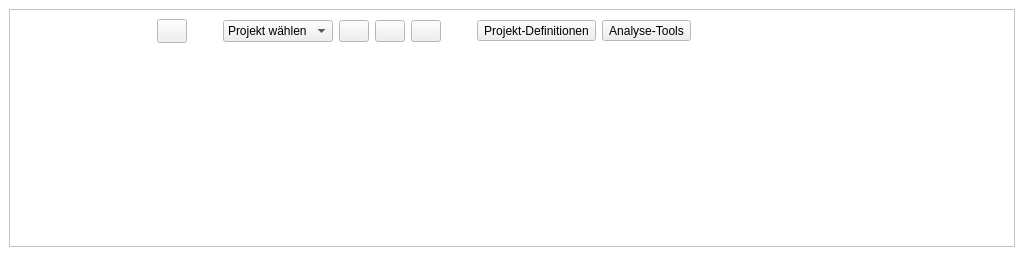
Before: the Qt Designer form projektcheck/ui/ProjektCheck_dockwidget_base.ui in projektcheck/ProjektCheck-QGIS, drawn with Qt 5.
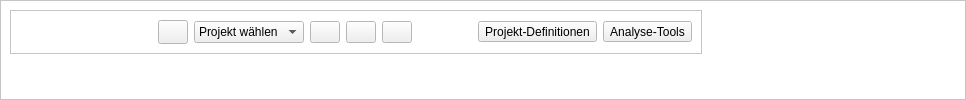
After: the same form once the commit is applied. Icons and pictures are not drawn.

Commit message: style alternative tabs

Patch:
```diff
--- a/projektcheck/ui/ProjektCheck_dockwidget_base.ui
+++ b/projektcheck/ui/ProjektCheck_dockwidget_base.ui
@@ -6,8 +6,8 @@
    <rect>
     <x>0</x>
     <y>0</y>
-    <width>1024</width>
-    <height>256</height>
+    <width>966</width>
+    <height>100</height>
    </rect>
   </property>
   <property name="sizePolicy">
@@ -19,7 +19,13 @@
   <property name="minimumSize">
    <size>
     <width>690</width>
-    <height>96</height>
+    <height>100</height>
+   </size>
+  </property>
+  <property name="maximumSize">
+   <size>
+    <width>524287</width>
+    <height>524287</height>
    </size>
   </property>
   <property name="palette">
@@ -105,36 +111,16 @@
    <string>Projekt-Check // Projekt-Verwaltung</string>
   </property>
   <widget class="QWidget" name="dockWidgetContents">
-   <layout class="QVBoxLayout" name="verticalLayout">
-    <item>
-     <widget class="QFrame" name="frame">
-      <property name="sizePolicy">
-       <sizepolicy hsizetype="Expanding" vsizetype="Expanding">
-        <horstretch>0</horstretch>
-        <verstretch>0</verstretch>
-       </sizepolicy>
-      </property>
-      <property name="minimumSize">
+   <property name="maximumSize">
        <size>
-        <width>56</width>
-        <height>56</height>
-       </size>
-      </property>
-      <property name="frameShape">
-       <enum>QFrame::StyledPanel</enum>
-      </property>
-      <property name="frameShadow">
-       <enum>QFrame::Raised</enum>
-      </property>
-      <layout class="QVBoxLayout" name="verticalLayout_2">
-       <item>
-        <layout class="QHBoxLayout" name="horizontalLayout" stretch="0,0,0,0,0,0,0,0,0,0,0">
-         <property name="spacing">
-          <number>6</number>
-         </property>
-         <property name="sizeConstraint">
-          <enum>QLayout::SetDefaultConstraint</enum>
-         </property>
+     <width>16777215</width>
+     <height>16777215</height>
+    </size>
+   </property>
+   <property name="accessibleName">
+    <string>main-widget</string>
+   </property>
+   <layout class="QGridLayout" name="gridLayout">
          <property name="leftMargin">
           <number>0</number>
          </property>
@@ -147,6 +133,56 @@
          <property name="bottomMargin">
           <number>0</number>
          </property>
+    <property name="horizontalSpacing">
+     <number>0</number>
+    </property>
+    <item row="0" column="0">
+     <widget class="QFrame" name="mainframe">
+      <property name="enabled">
+       <bool>true</bool>
+      </property>
+      <property name="sizePolicy">
+       <sizepolicy hsizetype="Expanding" vsizetype="Expanding">
+        <horstretch>0</horstretch>
+        <verstretch>0</verstretch>
+       </sizepolicy>
+      </property>
+      <property name="minimumSize">
+       <size>
+        <width>56</width>
+        <height>56</height>
+       </size>
+      </property>
+      <property name="maximumSize">
+       <size>
+        <width>16777215</width>
+        <height>16777215</height>
+       </size>
+      </property>
+      <property name="accessibleName">
+       <string>main-frame</string>
+      </property>
+      <property name="styleSheet">
+       <string notr="true"/>
+      </property>
+      <property name="frameShape">
+       <enum>QFrame::StyledPanel</enum>
+      </property>
+      <property name="frameShadow">
+       <enum>QFrame::Raised</enum>
+      </property>
+      <layout class="QVBoxLayout" name="verticalLayout_2">
+       <item>
+        <layout class="QHBoxLayout" name="horizontalLayout_2">
+         <item>
+          <widget class="QFrame" name="buttonframe">
+           <property name="frameShape">
+            <enum>QFrame::StyledPanel</enum>
+           </property>
+           <property name="frameShadow">
+            <enum>QFrame::Raised</enum>
+           </property>
+           <layout class="QHBoxLayout" name="horizontalLayout">
          <item>
           <widget class="QLabel" name="label">
            <property name="sizePolicy">
@@ -221,22 +257,6 @@
            </property>
           </widget>
          </item>
-         <item>
-          <spacer name="horizontalSpacer_6">
-           <property name="orientation">
-            <enum>Qt::Horizontal</enum>
-           </property>
-           <property name="sizeType">
-            <enum>QSizePolicy::Fixed</enum>
-           </property>
-           <property name="sizeHint" stdset="0">
-            <size>
-             <width>30</width>
-             <height>17</height>
-            </size>
-           </property>
-          </spacer>
-         </item>
          <item>
           <widget class="QComboBox" name="project_combo">
            <property name="sizePolicy">
@@ -272,6 +292,28 @@
            </item>
           </widget>
          </item>
+            <item>
+             <widget class="QPushButton" name="remove_project_button">
+              <property name="maximumSize">
+               <size>
+                <width>30</width>
+                <height>16777215</height>
+               </size>
+              </property>
+              <property name="font">
+               <font>
+                <family>MS Shell Dlg 2</family>
+               </font>
+              </property>
+              <property name="text">
+               <string/>
+              </property>
+              <property name="icon">
+               <iconset>
+                <normaloff>../../images/iconset_mob/20190619_iconset_mob_file_delete_1.png</normaloff>../../images/iconset_mob/20190619_iconset_mob_file_delete_1.png</iconset>
+              </property>
+             </widget>
+            </item>
          <item>
           <widget class="QPushButton" name="create_project_button">
            <property name="sizePolicy">
@@ -323,26 +365,20 @@
           </widget>
          </item>
          <item>
-          <widget class="QPushButton" name="remove_project_button">
-           <property name="maximumSize">
+             <spacer name="horizontalSpacer_6">
+              <property name="orientation">
+               <enum>Qt::Horizontal</enum>
+              </property>
+              <property name="sizeType">
+               <enum>QSizePolicy::Fixed</enum>
+              </property>
+              <property name="sizeHint" stdset="0">
             <size>
              <width>30</width>
-             <height>16777215</height>
-            </size>
-           </property>
-           <property name="font">
-            <font>
-             <family>MS Shell Dlg 2</family>
-            </font>
-           </property>
-           <property name="text">
-            <string/>
-           </property>
-           <property name="icon">
-            <iconset>
-             <normaloff>../../images/iconset_mob/20190619_iconset_mob_file_delete_1.png</normaloff>../../images/iconset_mob/20190619_iconset_mob_file_delete_1.png</iconset>
-           </property>
-          </widget>
+                <height>17</height>
+               </size>
+              </property>
+             </spacer>
          </item>
          <item>
           <spacer name="horizontalSpacer_3">
@@ -412,6 +448,9 @@
            <property name="arrowType">
             <enum>Qt::NoArrow</enum>
            </property>
+             </widget>
+            </item>
+           </layout>
           </widget>
          </item>
          <item>
```
Left out of the diff: 16 changed lines with no effect on the pictures. Lines whose indentation alone changed are shown as unchanged. The commit also changes 2 other files.
